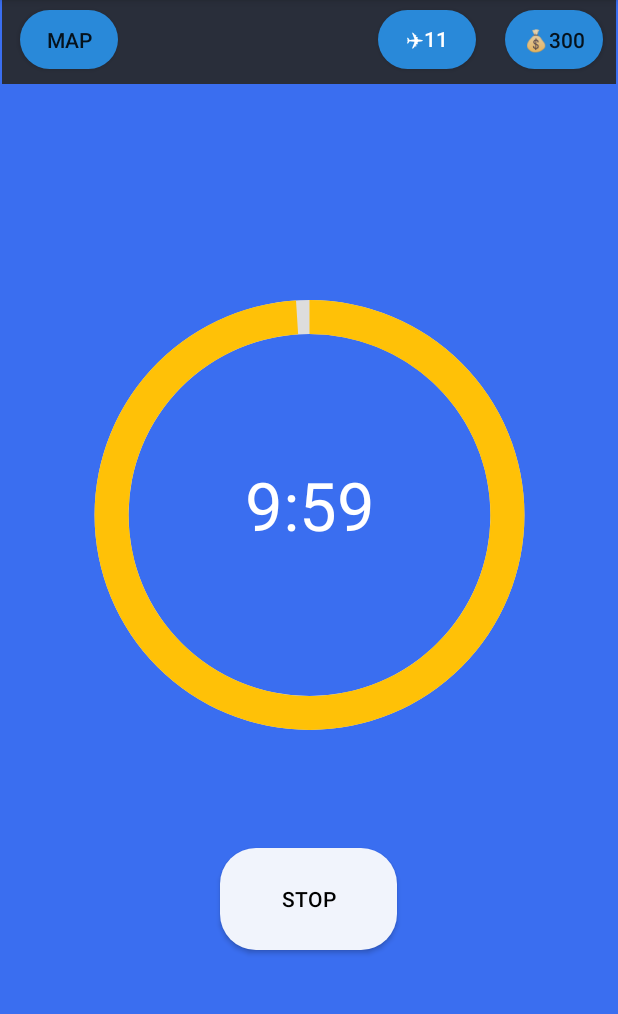
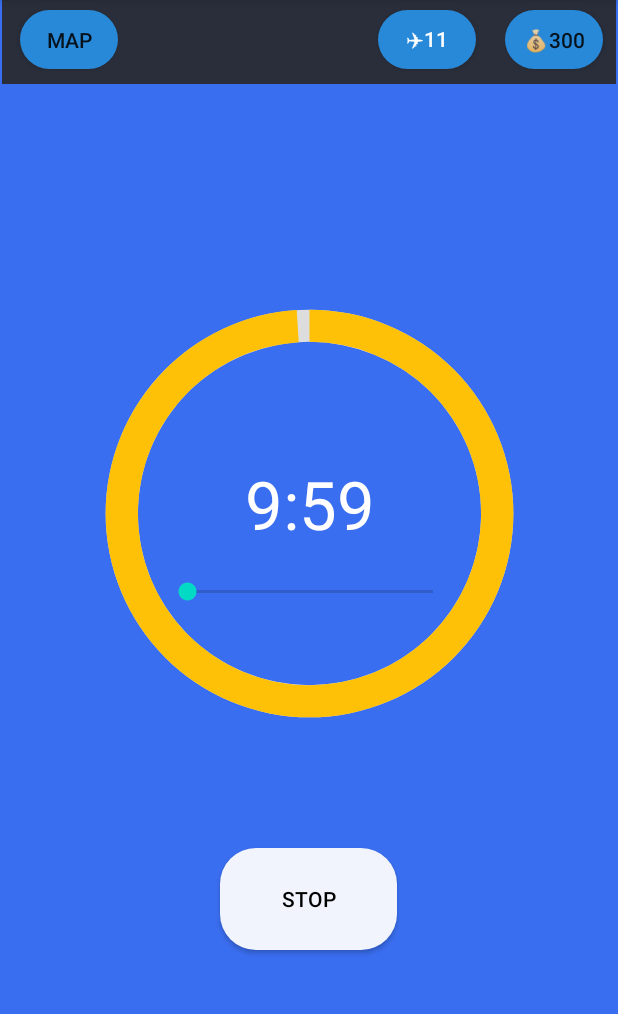
Before and after one commit to GeorgeGlarakis/study-road, an Android app: the screen it shows after launch (MainActivity), after a tap on "START", on a phone screen of 412 x 824 dp, the part 84-1098 px from its top. Run offline under Robolectric (Android 15) with nearby library versions, the phone set to English and light mode, and no system bars.

```diff
--- a/studyRoadAndroid/app/src/main/java/com/example/studyroad_android/MainActivity.java
+++ b/studyRoadAndroid/app/src/main/java/com/example/studyroad_android/MainActivity.java
@@ -8,6 +8,7 @@ import android.os.CountDownTimer;
 import android.view.View;
 import android.widget.Button;
 import android.widget.ProgressBar;
+import android.widget.SeekBar;
 import android.widget.TextView;
 
 
@@ -16,23 +17,43 @@ public class MainActivity extends AppCompatActivity {
     private Button startButton;
     private TextView timeRemaining;
     private ProgressBar timerProgress;
+    private SeekBar timeBar;
+    protected long setTime = 600000;
 
     private CountDownTimer countDownTimer1;
-    private long timeLeft = 600000; //10mins
-    private boolean timerRunning;
+    private long timeLeft = setTime;
+    private boolean timerRunning =false;
 
     @Override
     protected void onCreate(Bundle savedInstanceState) {
         super.onCreate(savedInstanceState);
         setContentView(R.layout.activity_main);
 
+        //Map button
         configureMapButton();
 
         timeRemaining = findViewById(R.id.timerText);
         startButton = findViewById(R.id.timerButton);
         timerProgress = findViewById(R.id.progressBar);
+        timeBar = findViewById(R.id.seekBar);
 
         startButton.setOnClickListener(v -> timerButtonAction());
+
+        //Seek Bar changes, time changes
+        timeBar.setOnSeekBarChangeListener(new SeekBar.OnSeekBarChangeListener() {
+            @Override
+            public void onProgressChanged(SeekBar seekBar, int progress, boolean fromUser) {
+                if (timerRunning ==false) userSetTime();
+            }
+
+            @Override
+            public void onStartTrackingTouch(SeekBar seekBar) {}
+
+            @Override
+            public void onStopTrackingTouch(SeekBar seekBar) {
+                if (timerRunning ==false) userSetTime();
+            }
+        });
     }
 
     public void timerButtonAction(){
@@ -47,11 +68,12 @@ public class MainActivity extends AppCompatActivity {
     }
 
     public void startTimer(){
+
         countDownTimer1 = new CountDownTimer(timeLeft, 1000) {
             @Override
             public void onTick(long millisUntilFinished) {
                 timeLeft = millisUntilFinished;
-                updateUI();
+                updateUI(setTime,timeLeft);
             }
 
             @Override
@@ -62,10 +84,11 @@ public class MainActivity extends AppCompatActivity {
         timerRunning = true;
     }
 
-    public void updateUI(){
-        long progressPercent = (timeLeft*100)/600000;
-        int minutes = (int) timeLeft / 60000;
-        int seconds = (int) timeLeft % 60000 / 1000;
+    //Update time text and progress bar.
+    public void updateUI(long setTimeInit,long setTimeLeft){
+        long progressPercent = (setTimeLeft*100)/setTimeInit;
+        int minutes = (int) setTimeLeft / 60000;
+        int seconds = (int) setTimeLeft % 60000 / 1000;
         String timeLeftText;
 
         timeLeftText = "" + minutes;
@@ -83,4 +106,44 @@ public class MainActivity extends AppCompatActivity {
         mapButton.setOnClickListener(v -> startActivity(new Intent(MainActivity.this, mapActivity.class)));
     }
 
+    public void userSetTime(){
+        if (timeBar.getProgress() >= 0 && timeBar.getProgress() <=8 ) {
+            setTime = 600000 * 1;
+        }
+        else if(timeBar.getProgress() >= 9 && timeBar.getProgress() <=16 ) {
+            setTime = 600000 * 2;
+        }
+        else if(timeBar.getProgress() >= 17 && timeBar.getProgress() <=24 ) {
+            setTime = 600000 * 3;
+        }
+        else if(timeBar.getProgress() >= 25 && timeBar.getProgress() <=32 ) {
+            setTime = 600000 * 4;
+        }
+        else if(timeBar.getProgress() >= 33 && timeBar.getProgress() <=40 ) {
+            setTime = 600000 * 5;
+        }
+        else if(timeBar.getProgress() >= 41 && timeBar.getProgress() <=48 ) {
+            setTime = 600000 * 6;
+        }
+        else if(timeBar.getProgress() >= 49 && timeBar.getProgress() <=56 ) {
+            setTime = 600000 * 7;
+        }
+        else if(timeBar.getProgress() >= 57 && timeBar.getProgress() <=64 ) {
+            setTime = 600000 * 8;
+        }
+        else if(timeBar.getProgress() >= 65 && timeBar.getProgress() <=71 ) {
+            setTime = 600000 * 9;
+        }
+        else if(timeBar.getProgress() >= 73 && timeBar.getProgress() <=80 ) {
+            setTime = 600000 * 10;
+        }
+        else if(timeBar.getProgress() >= 81 && timeBar.getProgress() <=90 ) {
+            setTime = 600000 * 11;
+        }
+        else setTime = 600000*12;
+
+        timeLeft = setTime;
+        System.out.println(timeBar.getProgress());
+        updateUI(setTime,setTime);
+    }
 }
--- a/studyRoadAndroid/app/src/main/res/layout/activity_main.xml
+++ b/studyRoadAndroid/app/src/main/res/layout/activity_main.xml
@@ -89,16 +89,27 @@
     <ProgressBar
         android:id="@+id/progressBar"
         style="?android:attr/progressBarStyle"
-        android:layout_width="362dp"
-        android:layout_height="368dp"
+        android:layout_width="343dp"
+        android:layout_height="362dp"
         android:indeterminateOnly="false"
         android:progressDrawable="@drawable/circle"
-        tools:progress="0"
         app:layout_constraintBottom_toBottomOf="parent"
         app:layout_constraintEnd_toEndOf="parent"
         app:layout_constraintStart_toStartOf="parent"
         app:layout_constraintTop_toBottomOf="@+id/toolbar"
-        app:layout_constraintVertical_bias="0.301" />
+        app:layout_constraintVertical_bias="0.301"
+        tools:progress="0" />
+
+    <SeekBar
+        android:id="@+id/seekBar"
+        android:layout_width="196dp"
+        android:layout_height="124dp"
+        tools:progress="12"
+        app:layout_constraintBottom_toBottomOf="@+id/progressBar"
+        app:layout_constraintEnd_toEndOf="@+id/progressBar"
+        app:layout_constraintStart_toStartOf="@+id/progressBar"
+        app:layout_constraintTop_toTopOf="@+id/progressBar"
+        app:layout_constraintVertical_bias="0.72" />
 
 
 </androidx.constraintlayout.widget.ConstraintLayout>
```
